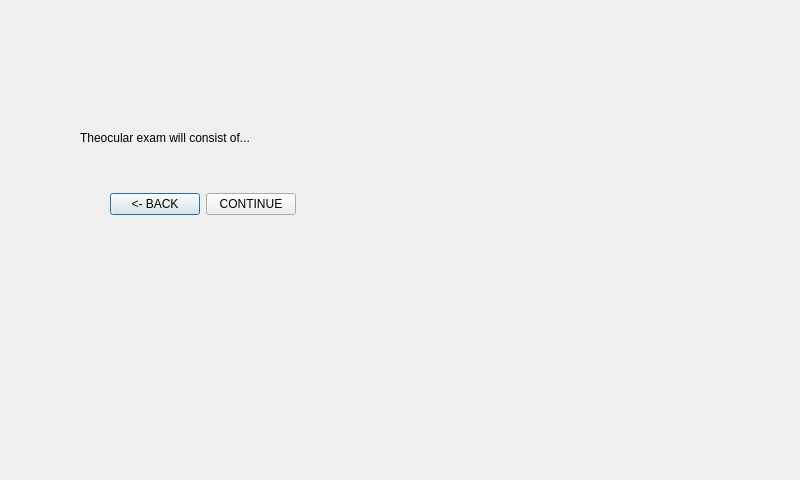
The window that PhoeVersion/Qt_Creator/projectPHOE/oculardescr.ui (jdsalguer/senior_project) describes before a commit, drawn with Qt 5.
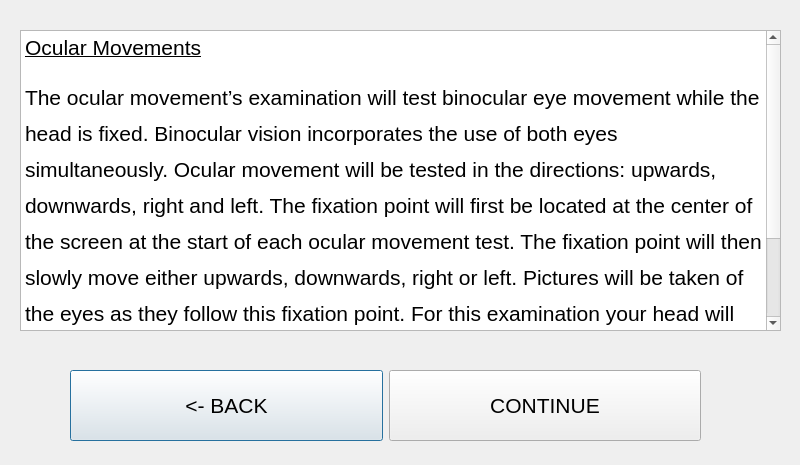
The same window after the commit.

Commit message: visual changes and color test mostly working

```diff
--- a/PhoeVersion/Qt_Creator/projectPHOE/oculardescr.ui
+++ b/PhoeVersion/Qt_Creator/projectPHOE/oculardescr.ui
@@ -7,37 +7,35 @@
     <x>0</x>
     <y>0</y>
     <width>800</width>
-    <height>480</height>
+    <height>465</height>
    </rect>
   </property>
   <property name="windowTitle">
    <string>Dialog</string>
   </property>
-  <widget class="QLabel" name="label">
+  <widget class="QWidget" name="">
    <property name="geometry">
     <rect>
-     <x>80</x>
-     <y>130</y>
-     <width>251</width>
-     <height>16</height>
-    </rect>
-   </property>
-   <property name="text">
-    <string>Theocular exam will consist of...</string>
-   </property>
-  </widget>
-  <widget class="QWidget" name="layoutWidget">
-   <property name="geometry">
-    <rect>
-     <x>110</x>
-     <y>190</y>
-     <width>186</width>
-     <height>29</height>
+     <x>70</x>
+     <y>370</y>
+     <width>631</width>
+     <height>71</height>
     </rect>
    </property>
    <layout class="QHBoxLayout" name="horizontalLayout">
     <item>
      <widget class="QPushButton" name="ocudescrbackButton">
+      <property name="sizePolicy">
+       <sizepolicy hsizetype="Minimum" vsizetype="Expanding">
+        <horstretch>0</horstretch>
+        <verstretch>0</verstretch>
+       </sizepolicy>
+      </property>
+      <property name="font">
+       <font>
+        <pointsize>16</pointsize>
+       </font>
+      </property>
       <property name="text">
        <string>&lt;- BACK</string>
       </property>
@@ -45,6 +43,17 @@
     </item>
     <item>
      <widget class="QPushButton" name="ocudescrconButton">
+      <property name="sizePolicy">
+       <sizepolicy hsizetype="Minimum" vsizetype="Expanding">
+        <horstretch>0</horstretch>
+        <verstretch>0</verstretch>
+       </sizepolicy>
+      </property>
+      <property name="font">
+       <font>
+        <pointsize>16</pointsize>
+       </font>
+      </property>
       <property name="text">
        <string>CONTINUE</string>
       </property>
@@ -52,6 +61,24 @@
     </item>
    </layout>
   </widget>
+  <widget class="QTextBrowser" name="textBrowser">
+   <property name="geometry">
+    <rect>
+     <x>20</x>
+     <y>30</y>
+     <width>761</width>
+     <height>301</height>
+    </rect>
+   </property>
+   <property name="html">
+    <string>&lt;!DOCTYPE HTML PUBLIC &quot;-//W3C//DTD HTML 4.0//EN&quot; &quot;http://www.w3.org/TR/REC-html40/strict.dtd&quot;&gt;
+&lt;html&gt;&lt;head&gt;&lt;meta name=&quot;qrichtext&quot; content=&quot;1&quot; /&gt;&lt;style type=&quot;text/css&quot;&gt;
+p, li { white-space: pre-wrap; }
+&lt;/style&gt;&lt;/head&gt;&lt;body style=&quot; font-family:'Ubuntu'; font-size:11pt; font-weight:400; font-style:normal;&quot;&gt;
+&lt;p style=&quot; margin-top:12px; margin-bottom:0px; margin-left:0px; margin-right:0px; -qt-block-indent:0; text-indent:0px; line-height:150%;&quot;&gt;&lt;span style=&quot; font-size:16pt; text-decoration: underline;&quot;&gt;Ocular Movements&lt;/span&gt;&lt;/p&gt;
+&lt;p style=&quot; margin-top:12px; margin-bottom:0px; margin-left:0px; margin-right:0px; -qt-block-indent:0; text-indent:0px; line-height:150%;&quot;&gt;&lt;span style=&quot; font-size:16pt;&quot;&gt;The ocular movement’s examination will test binocular eye movement while the head is fixed. Binocular vision incorporates the use of both eyes simultaneously. Ocular movement will be tested in the directions: upwards, downwards, right and left. The fixation point will first be located at the center of the screen at the start of each ocular movement test. The fixation point will then slowly move either upwards, downwards, right or left. Pictures will be taken of the eyes as they follow this fixation point. For this examination your head will be placed in the chin rest to allow for accurate distances to be constant for the intentions of proper examination. Throughout this examination the facilitator will be instructed to move the device upwards or downwards.&lt;/span&gt;&lt;/p&gt;&lt;/body&gt;&lt;/html&gt;</string>
+   </property>
+  </widget>
  </widget>
  <resources/>
  <connections/>
```
The commit also changes 247 other files.
